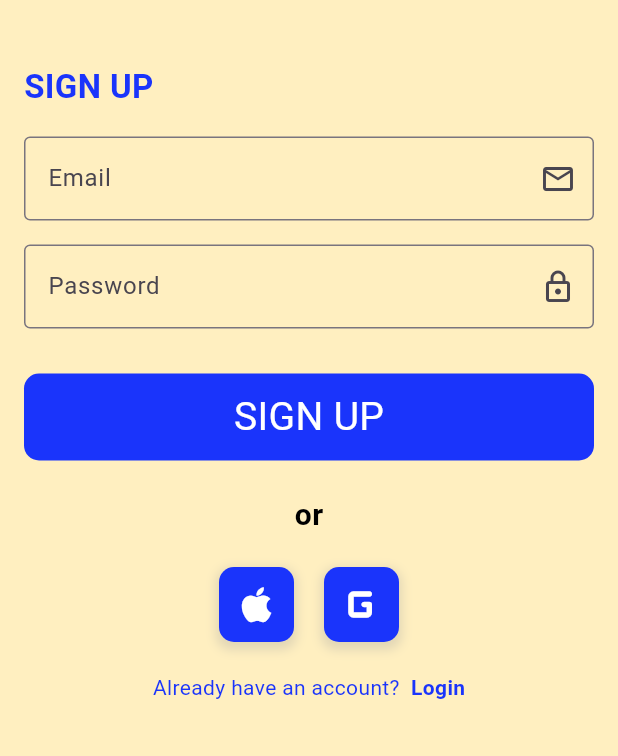
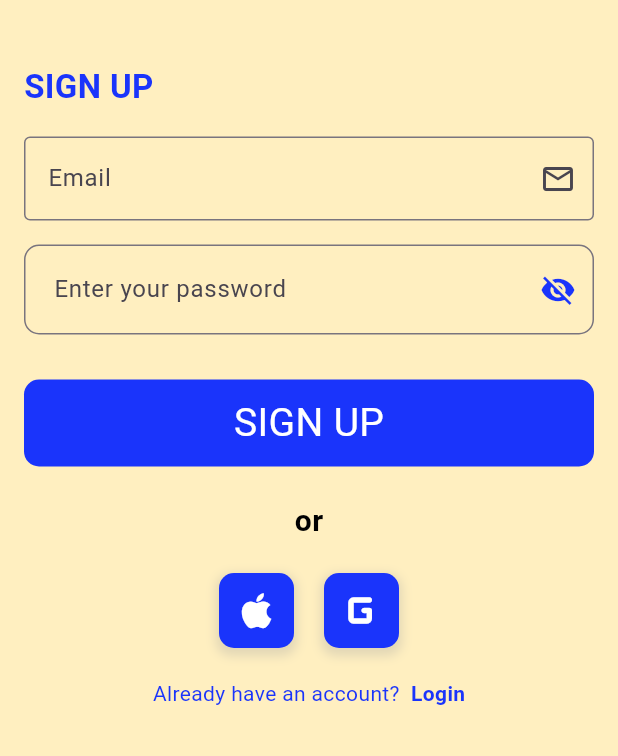
Before and after one commit to Abdallah-Shadad/Notes-App, a Flutter app: the screen it shows after launch, after a tap on "Sign up", on a phone screen of 412 x 824 dp, the part 480-1236 px from its top. Run offline on Flutter 3.47's test engine with Material 3 defaults, Android fonts, the phone set to English and light mode, and no system bars; our stand-ins replace cloud_firestore, firebase_auth, firebase_core; accounts and stored records are empty; network calls fail; Roboto replaces fonts that are missing (PatrickHand).

Commit message:
Last Dance

```diff
--- a/lib/Screens/login_page.dart
+++ b/lib/Screens/login_page.dart
@@ -4,6 +4,7 @@ import '../constants.dart';
 import '../widgets/custom_button.dart';
 import '../widgets/custom_icons.dart';
 import '../widgets/custom_text_field.dart';
+import '../widgets/password_text_field.dart';
 import 'signup_page.dart';
 import 'notes_list_page.dart';
 
@@ -124,11 +125,9 @@ class _LoginPageState extends State<LoginPage> {
                   suffixIcon: const Icon(Icons.mail_outlined),
                 ),
                 const SizedBox(height: 16),
-                CustomTextField(
+                PasswordTextField(
                   controller: _passwordController,
-                  label: 'Password',
                   hint: 'Enter your password',
-                  suffixIcon: const Icon(Icons.lock_outlined),
                 ),
                 const SizedBox(height: 30),
                 GestureDetector(
--- a/lib/Screens/signup_page.dart
+++ b/lib/Screens/signup_page.dart
@@ -1,9 +1,11 @@
 import 'package:flutter/material.dart';
 import 'package:firebase_auth/firebase_auth.dart';
-import '../constants.dart';
-import '../widgets/custom_button.dart';
-import '../widgets/custom_icons.dart';
-import '../widgets/custom_text_field.dart';
+import 'package:notes/constants.dart';
+import 'package:notes/widgets/custom_button.dart';
+import 'package:notes/widgets/custom_icons.dart';
+import 'package:notes/widgets/password_text_field.dart';
+import 'package:notes/widgets/custom_text_field.dart';
+
 import 'notes_list_page.dart';
 
 class SignupPage extends StatefulWidget {
@@ -26,7 +28,10 @@ class _SignupPageState extends State<SignupPage> {
         password: _passwordController.text.trim(),
       );
 
-      if (userCredential.user != null) {
+      // تحقق من المستخدم الحالي
+      final user = userCredential.user;
+      if (user != null) {
+        // الانتقال لصفحة الملاحظات بعد التسجيل
         Navigator.pushReplacementNamed(context, NotesListPage.id);
       }
     } on FirebaseAuthException catch (e) {
@@ -124,11 +129,9 @@ class _SignupPageState extends State<SignupPage> {
                   suffixIcon: const Icon(Icons.mail_outlined),
                 ),
                 const SizedBox(height: 16),
-                CustomTextField(
+                PasswordTextField(
                   controller: _passwordController,
-                  label: 'Password',
                   hint: 'Enter your password',
-                  suffixIcon: const Icon(Icons.lock_outlined),
                 ),
                 const SizedBox(height: 30),
                 GestureDetector(
--- /dev/null
+++ b/lib/widgets/password_text_field.dart
@@ -0,0 +1,46 @@
+import 'package:flutter/material.dart';
+import 'package:notes/constants.dart';
+
+class PasswordTextField extends StatefulWidget {
+  final TextEditingController controller;
+  final String hint;
+
+  const PasswordTextField({
+    super.key,
+    required this.controller,
+    required this.hint,
+  });
+
+  @override
+  State<PasswordTextField> createState() => _PasswordTextFieldState();
+}
+
+class _PasswordTextFieldState extends State<PasswordTextField> {
+  bool _obscureText = true;
+
+  void _toggleVisibility() {
+    setState(() => _obscureText = !_obscureText);
+  }
+
+  @override
+  Widget build(BuildContext context) {
+    return TextField(
+      controller: widget.controller,
+      obscureText: _obscureText,
+      decoration: InputDecoration(
+        hintText: widget.hint,
+        suffixIcon: IconButton(
+          icon: Icon(
+            _obscureText ? Icons.visibility_off : Icons.visibility,
+            color: kPrimaryColor,
+          ),
+          onPressed: _toggleVisibility,
+        ),
+        border: const OutlineInputBorder(
+          borderRadius: BorderRadius.all(Radius.circular(10)),
+        ),
+        contentPadding: const EdgeInsets.symmetric(horizontal: 16, vertical: 18),
+      ),
+    );
+  }
+}
```
